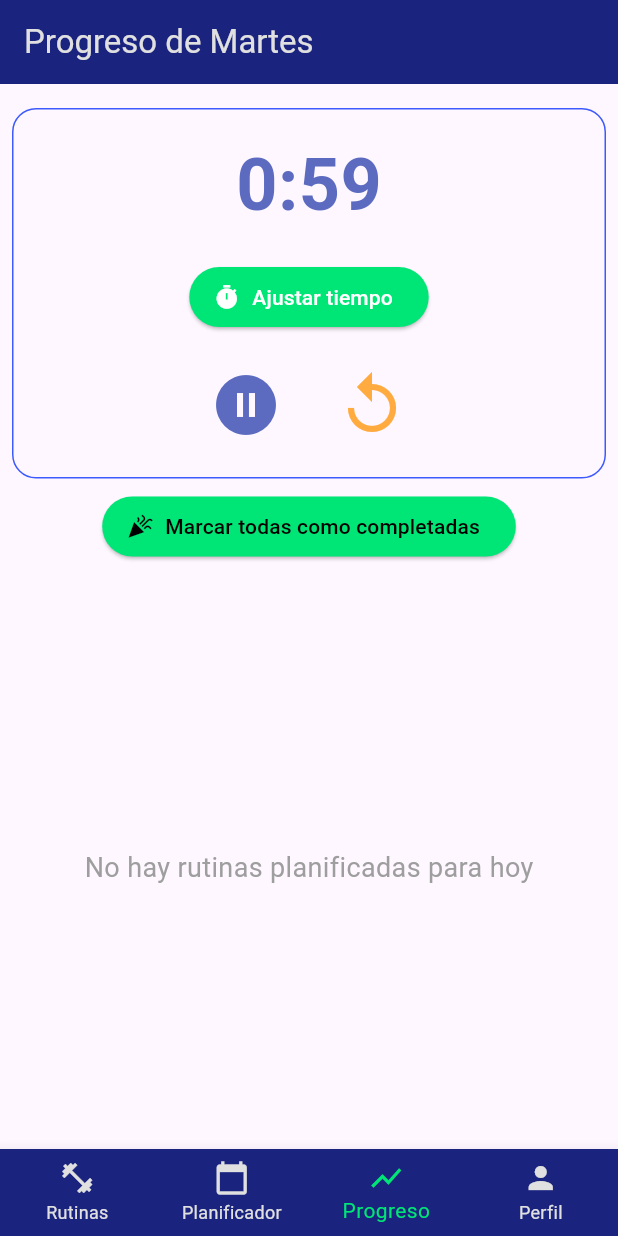
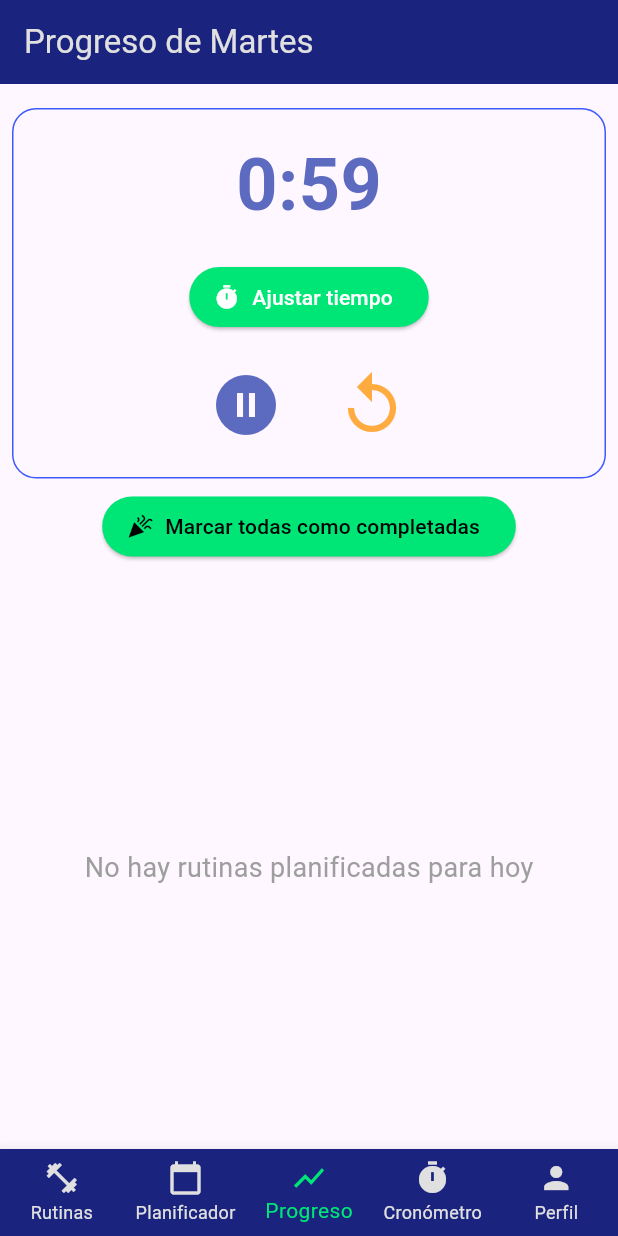
Before and after one commit to Eddie2704/Proyecto_Final, a Flutter app: the screen it shows after launch, item 3 of the bottom bar chosen, after a tap on the "play circle filled" icon, on a phone screen of 412 x 824 dp. Run offline on Flutter 3.47's test engine with Material 3 defaults, Android fonts, the phone set to English and light mode, and no system bars; our stand-ins replace cloud_firestore, confetti, firebase_auth, firebase_core, shared_preferences, vibration; accounts and stored records are empty; generated files the repository leaves out were written again.

```diff
--- a/train_at_home_app/lib/main.dart
+++ b/train_at_home_app/lib/main.dart
@@ -8,6 +8,7 @@ import 'package:trainathomeapp/providers/rutinas_provider.dart';
 import 'package:trainathomeapp/providers/temporizador_provider.dart';
 //pantallas
 import 'package:trainathomeapp/views/create_routine_screen.dart'; //pantalla Creacion de rutinas
+import 'package:trainathomeapp/views/cronometro_screen.dart';
 import 'package:trainathomeapp/views/detalle_rutinas.dart'; // pantalla Detalle de rutinas
 import 'package:trainathomeapp/views/home_page.dart'; // pantalla principal
 import 'package:trainathomeapp/views/journal_screen.dart'; // pantalla Journal
@@ -30,7 +31,7 @@ void main() async {
         ChangeNotifierProvider(create: (_) => CronometroProvider()),
         ChangeNotifierProvider(create: (_) => TemporizadorProvider()),
       ],
-      child: const MyApp(),
+      child:  MyApp(),
     ),);
 }
 
@@ -53,11 +54,13 @@ class MyApp extends StatelessWidget {
 
         // Otras rutas estáticas
         final routes = {
-          '/': (context) => const HomePage(),
-          '/createRoutine': (context) => const CreateRoutineScreen(),
+          '/': (context) =>  HomePage(),
+          '/createRoutine': (context) =>  CreateRoutineScreen(),
           '/progress': (context) =>  ProgressScreen(),
-          '/profile': (context) => const ProfileScreen(),
-          '/journal': (context) => const JournalScreen(),
+          '/profile': (context) =>  ProfileScreen(),
+          '/cronometro': (context) =>  CronometroScreen(),
+          '/journal': (context) =>  JournalScreen()
+
         };
 
         final builder = routes[settings.name];
@@ -67,7 +70,7 @@ class MyApp extends StatelessWidget {
 
         // Ruta no encontrada
         return MaterialPageRoute(
-          builder: (context) => const Scaffold(
+          builder: (context) =>  Scaffold(
             body: Center(child: Text('Ruta no encontrada')),
           ),
         );
--- a/train_at_home_app/lib/views/home_page.dart
+++ b/train_at_home_app/lib/views/home_page.dart
@@ -3,6 +3,8 @@ import 'package:trainathomeapp/views/profile_screen.dart';
 import 'package:trainathomeapp/views/progress_screen.dart';
 import 'package:trainathomeapp/views/routines_screens.dart';
 import 'package:trainathomeapp/views/journal_screen.dart';
+import 'package:trainathomeapp/views/cronometro_screen.dart';
+
 
 class HomePage extends StatefulWidget {
   const HomePage({super.key});
@@ -18,6 +20,7 @@ class HomePageState extends State<HomePage> {
     RoutinesScreen(),
     JournalScreen(),
     ProgressScreen(),
+    CronometroScreen(),
     ProfileScreen(),
   ];
 
@@ -36,6 +39,7 @@ class HomePageState extends State<HomePage> {
           BottomNavigationBarItem(icon: Icon(Icons.fitness_center), label: 'Rutinas'),
           BottomNavigationBarItem(icon: Icon(Icons.calendar_today), label: 'Planificador'),
           BottomNavigationBarItem(icon: Icon(Icons.show_chart), label: 'Progreso'),
+          BottomNavigationBarItem(icon: Icon(Icons.timer), label: 'Cronómetro'),
           BottomNavigationBarItem(icon: Icon(Icons.person), label: 'Perfil'),
         ],
         onTap: (index) {
--- a/train_at_home_app/lib/views/progress_screen.dart
+++ b/train_at_home_app/lib/views/progress_screen.dart
@@ -25,7 +25,7 @@ class ProgressScreenState extends State<ProgressScreen> {
 @override
 void initState() {
   super.initState();
-  _confettiController = ConfettiController(duration: const Duration(seconds: 5));
+  _confettiController = ConfettiController(duration: Duration(seconds: 5));
 
   final journal = Provider.of<JournalProvider>(context, listen: false);
   rutinasHoy = journal.rutinasAsignadas[_getToday()] ?? [];
@@ -64,13 +64,13 @@ void initState() {
         children: [
           Column(
             children: [
-              const SizedBox(height: 8),
+              SizedBox(height: 8),
               Container(
-                padding: const EdgeInsets.all(8),
+                padding: EdgeInsets.all(8),
                 child: Column(
                   children: [
-                    const WidgetTemporizador(),
-                    const SizedBox(height: 8),
+                    WidgetTemporizador(),
+                    SizedBox(height: 8),
                      //boton no necesario
                     ElevatedButton.icon(
         onPressed: () {
@@ -80,8 +80,8 @@ void initState() {
             _mostrarMensajeFinalizacion();
           });
         },
-        icon: const Icon(Icons.celebration),
-        label: const Text('Marcar todas como completadas'),
+        icon: Icon(Icons.celebration),
+        label: Text('Marcar todas como completadas'),
         style: ElevatedButton.styleFrom(
           backgroundColor: Colors.greenAccent[400],
           foregroundColor: Colors.black,
@@ -91,17 +91,17 @@ void initState() {
                   ],
                 ),
               ),
-              const SizedBox(height: 8),
+              SizedBox(height: 8),
               // ✅ Lista de rutinas del día con estado de cumplimiento
               Expanded(
                 child: rutinasHoy.isNotEmpty
                     ? ListView.builder(
-                        padding: const EdgeInsets.all(12),
+                        padding: EdgeInsets.all(12),
                         itemCount: rutinasHoy.length,
                         itemBuilder: (_, index) {
                           final rutina = rutinasHoy[index];
                           return Card(
-                            margin: const EdgeInsets.symmetric(vertical: 8),
+                            margin: EdgeInsets.symmetric(vertical: 8),
                             shape: RoundedRectangleBorder(borderRadius: BorderRadius.circular(12),
                             side: BorderSide(color: Colors.indigo.shade400, width: 1),),
                             color: Colors.grey[550],
@@ -112,13 +112,13 @@ void initState() {
                               ),
                               subtitle: Text('${rutina.type} - ${rutina.time} min', style: TextStyle(color: Colors.grey[700])),
                               trailing: rutinaCompletada[index]
-                                  ? const Icon(Icons.check_circle, color: Colors.greenAccent, size: 28)
-                                  : const Icon(Icons.timer, color: Colors.orangeAccent, size: 28),
+                                  ? Icon(Icons.check_circle, color: Colors.greenAccent, size: 28)
+                                  : Icon(Icons.timer, color: Colors.orangeAccent, size: 28),
                             ),
                           );
                         },
                       )
-                    : const Center(
+                    : Center(
                         child: Text(
                           'No hay rutinas planificadas para hoy',
                           style: TextStyle(fontSize: 18, color: Colors.grey),
@@ -144,9 +144,6 @@ void initState() {
     );
   }
 
-
-
-
   //Funciones
   void _marcarRutinaComoCompletada() async{
     if (rutinaActualIndex < rutinasHoy.length) {
@@ -170,12 +167,12 @@ void initState() {
     showDialog(
       context: context,
       builder: (_) => AlertDialog(
-        title: const Text('¡Rutinas completadas!'),
-        content: const Text('Has finalizado todas las rutinas del día. 🎉'),
+        title: Text('¡Rutinas completadas!'),
+        content: Text('Has finalizado todas las rutinas del día. 🎉'),
         actions: [
           TextButton(
             onPressed: () => Navigator.pop(context),
-            child: const Text('Aceptar'),
+            child: Text('Aceptar'),
           ),
         ],
       ),
--- a/train_at_home_app/lib/views/routines_screens.dart
+++ b/train_at_home_app/lib/views/routines_screens.dart
@@ -4,7 +4,7 @@ import 'package:trainathomeapp/models/rutinas.dart';
 import 'package:trainathomeapp/providers/rutinas_provider.dart';
 
 class RoutinesScreen extends StatelessWidget {
-  const RoutinesScreen({super.key});
+ const RoutinesScreen({super.key});
 
   @override
   Widget build(BuildContext context) {
@@ -19,9 +19,9 @@ class RoutinesScreen extends StatelessWidget {
       ),
       // backgroundColor: Colors.grey[700],
       body: Padding(
-        padding: const EdgeInsets.all(16.0),
+        padding:EdgeInsets.all(16.0),
         child: GridView.builder(
-          gridDelegate: const SliverGridDelegateWithFixedCrossAxisCount(
+          gridDelegate:SliverGridDelegateWithFixedCrossAxisCount(
             crossAxisCount: 2,
             crossAxisSpacing: 16.0,
             mainAxisSpacing: 16.0,
@@ -40,7 +40,7 @@ class RoutinesScreen extends StatelessWidget {
               borderRadius: BorderRadius.circular(12),
               ),
               child: Padding(
-                padding: const EdgeInsets.all(16.0),
+                padding:EdgeInsets.all(16.0),
                 child: Column(
                   crossAxisAlignment: CrossAxisAlignment.start,
                   children: [
@@ -52,21 +52,21 @@ class RoutinesScreen extends StatelessWidget {
                         // color: Colors.greenAccent[400],
                       ),
                     ),
-                    const SizedBox(height: 10),
+                  SizedBox(height: 10),
                     Text(
                       rutina.type, //tipo de rutina
-                      style: const TextStyle(
+                      style:TextStyle(
                         fontSize: 18,
                         color: Colors.grey,
                       ),
                     ),
-                    const SizedBox(height: 10),
+                  SizedBox(height: 10),
                     // Tiempo de la rutina
                     Text(
                       'Duración: ${rutina.time} minutos',
-                      style: const TextStyle(fontSize: 16),
+                      style:TextStyle(fontSize: 16),
                     ),
-                    const SizedBox(height: 20),
+                  SizedBox(height: 20),
                     // Boton flotante para crear rutinas
                     ElevatedButton(
                       style: ElevatedButton.styleFrom(
@@ -75,7 +75,7 @@ class RoutinesScreen extends StatelessWidget {
                           shape: RoundedRectangleBorder(
                               borderRadius: BorderRadius.circular(8),
                           ),
-                        padding: const EdgeInsets.symmetric(vertical: 12, horizontal: 20),
+                        padding:EdgeInsets.symmetric(vertical: 12, horizontal: 20),
                       ),
                       onPressed: () {
                         Navigator.pushNamed(
--- a/train_at_home_app/lib/widgets/widget_temporizador.dart
+++ b/train_at_home_app/lib/widgets/widget_temporizador.dart
@@ -14,7 +14,7 @@ class WidgetTemporizador extends StatelessWidget {
       mainAxisAlignment: MainAxisAlignment.center,
       children: [
         Container(
-          padding: const EdgeInsets.all(16),
+          padding: EdgeInsets.all(16),
           decoration: BoxDecoration(
             color: Colors.grey[550],
             borderRadius: BorderRadius.circular(16),
@@ -31,20 +31,20 @@ class WidgetTemporizador extends StatelessWidget {
                   color: Colors.indigo[400],
                 ),
               ),
-              const SizedBox(height: 16),
+              SizedBox(height: 16),
 
               // ✅ Botón dentro del Card
               ElevatedButton.icon(
                 onPressed: () => _showTimePicker(context),
-                icon: const Icon(Icons.timer),
-                label: const Text('Ajustar tiempo'),
+                icon:  Icon(Icons.timer),
+                label: Text('Ajustar tiempo'),
                 style: ElevatedButton.styleFrom(
                   backgroundColor: Colors.greenAccent[400],
                   foregroundColor: Colors.white,
                 ),
               ),
 
-              const SizedBox(height: 16),
+              SizedBox(height: 16),
               Row(
                 mainAxisAlignment: MainAxisAlignment.center,
                 children: [
@@ -52,11 +52,11 @@ class WidgetTemporizador extends StatelessWidget {
                     icon: Icon(temporizador.isPaused ? Icons.play_circle_fill : Icons.pause_circle_filled),
                     iconSize: 48,
                     color: Colors.indigo[400],
-                    onPressed: temporizador.isPaused ? temporizador.iniciar : temporizador.pausar, // ✅ Ahora controla `isPaused`
+                    onPressed: temporizador.isPaused ? temporizador.iniciar : temporizador.pausar,
                   ),
-                  const SizedBox(width: 20),
+                  SizedBox(width: 20),
                   IconButton(
-                    icon: const Icon(Icons.replay),
+                    icon: Icon(Icons.replay),
                     iconSize: 48,
                     color: Colors.orangeAccent,
                     onPressed: temporizador.reiniciar,
@@ -77,7 +77,7 @@ class WidgetTemporizador extends StatelessWidget {
       context: context,
       builder: (_) {
         return Container(
-          padding: const EdgeInsets.all(16),
+          padding:  EdgeInsets.all(16),
           color: Colors.grey[850],
           child: Column(
             children: [
@@ -103,9 +103,9 @@ class WidgetTemporizador extends StatelessWidget {
                   Navigator.pop(context);
                 },
                 style: ElevatedButton.styleFrom(backgroundColor: Colors.orangeAccent),
-                child: const Text('Aceptar', style: TextStyle(color: Colors.black)),
+                child:  Text('Aceptar', style: TextStyle(color: Colors.black)),
               ),
-              const SizedBox(height: 8),
+              SizedBox(height: 8),
             ],
           ),
         );
```
Also changed, not shown: train_at_home_app/lib/views/create_routine_screen.dart (+14 -14 lines), train_at_home_app/lib/views/cronometro_screen.dart (added, +39 -0 lines), train_at_home_app/lib/views/journal_screen.dart (+18 -18 lines), train_at_home_app/lib/views/profile_screen.dart (+20 -20 lines), train_at_home_app/lib/widgets/widget_cronometro.dart (+8 -7 lines).
